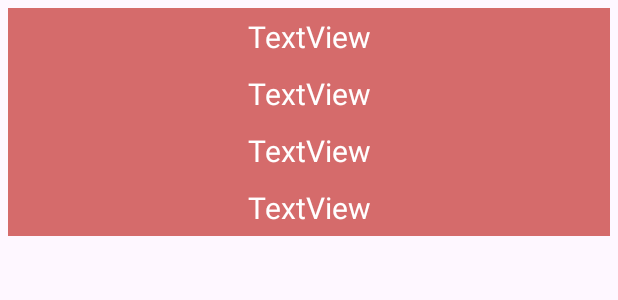
After one commit to Ariifff/Retrofit-API, an Android app: the layout post_item.xml on its own in the app's theme, with its tools: preview values and no code run, on a phone screen of 412 x 824 dp. The commit adds this screen. Shown: the top 300 px of the screen. Run offline under Robolectric (Android 15) with nearby library versions, the phone set to English and light mode, and no system bars.

Commit message:
used recycler view to display whole data

```diff
--- /dev/null
+++ b/app/src/main/res/layout/post_item.xml
@@ -0,0 +1,49 @@
+<?xml version="1.0" encoding="utf-8"?>
+<LinearLayout xmlns:android="http://schemas.android.com/apk/res/android"
+    android:id="@+id/linear"
+    android:layout_width="match_parent"
+    android:layout_height="wrap_content"
+    android:layout_margin="5dp"
+    android:background="#D56B6B"
+    android:orientation="vertical">
+
+    <TextView
+        android:id="@+id/textViewuserid"
+        android:layout_width="match_parent"
+        android:layout_height="wrap_content"
+        android:layout_margin="5dp"
+        android:gravity="center"
+        android:text="TextView"
+        android:textColor="#FFFFFF"
+        android:textSize="20sp" />
+
+    <TextView
+        android:id="@+id/textViewid"
+        android:layout_width="match_parent"
+        android:layout_height="wrap_content"
+        android:layout_margin="5dp"
+        android:gravity="center"
+        android:text="TextView"
+        android:textColor="#FFFFFF"
+        android:textSize="20sp" />
+
+    <TextView
+        android:id="@+id/textViewtitle"
+        android:layout_width="match_parent"
+        android:layout_height="wrap_content"
+        android:layout_margin="5dp"
+        android:gravity="center"
+        android:text="TextView"
+        android:textColor="#FFFFFF"
+        android:textSize="20sp" />
+
+    <TextView
+        android:id="@+id/textViewbody"
+        android:layout_width="match_parent"
+        android:layout_height="wrap_content"
+        android:layout_margin="5dp"
+        android:gravity="center"
+        android:text="TextView"
+        android:textColor="#FFFFFF"
+        android:textSize="20sp" />
+</LinearLayout>
```
Also changed, not shown: app/src/main/java/com/arif/retrofit/MainActivity.kt (+15 -12 lines), app/src/main/java/com/arif/retrofit/PostAdapter.kt (added, +33 -0 lines), app/src/main/res/layout/activity_main.xml (+9 -33 lines).
